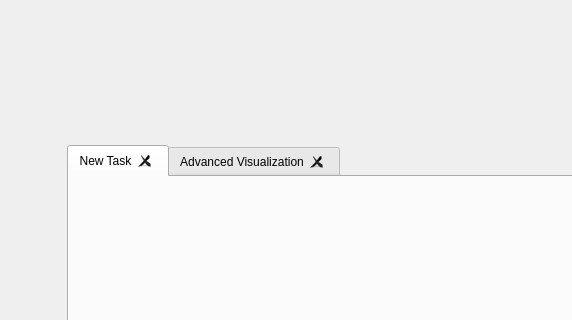
The window that src/minder3d/minder3DWindow.ui (sasaigoli05/Minder3D) describes before a commit, drawn with Qt 5; both pictures show x 368 to 940 and y 274 to 594 of the 1274 by 675 pixel window.
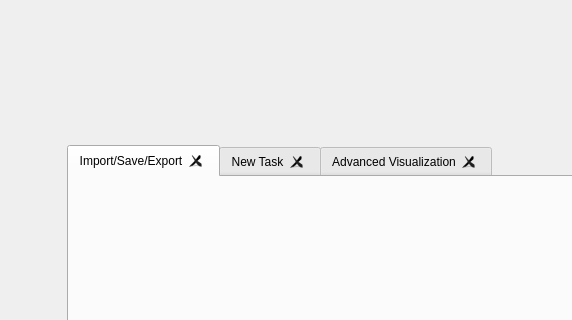
The same window after the commit.

Patch:
```diff
--- a/src/minder3d/minder3DWindow.ui
+++ b/src/minder3d/minder3DWindow.ui
@@ -158,6 +158,15 @@
             <property name="tabsClosable">
              <bool>true</bool>
             </property>
+            <widget class="QWidget" name="importExportTab">
+             <property name="Layout" stdset="0">
+              <string/>
+             </property>
+             <attribute name="title">
+              <string>Import/Save/Export</string>
+             </attribute>
+             <layout class="QHBoxLayout" name="importExportTabLayout"/>
+            </widget>
             <widget class="QWidget" name="newTaskTab">
              <attribute name="title">
               <string>New Task</string>
```
